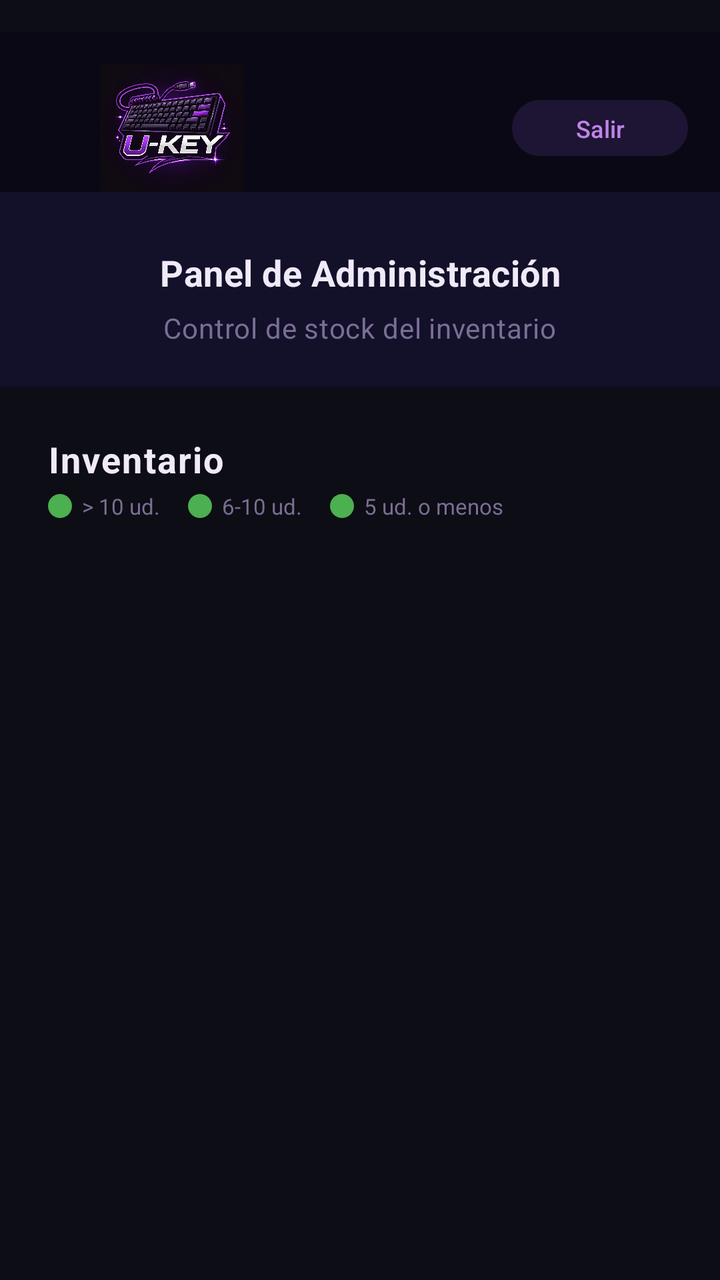
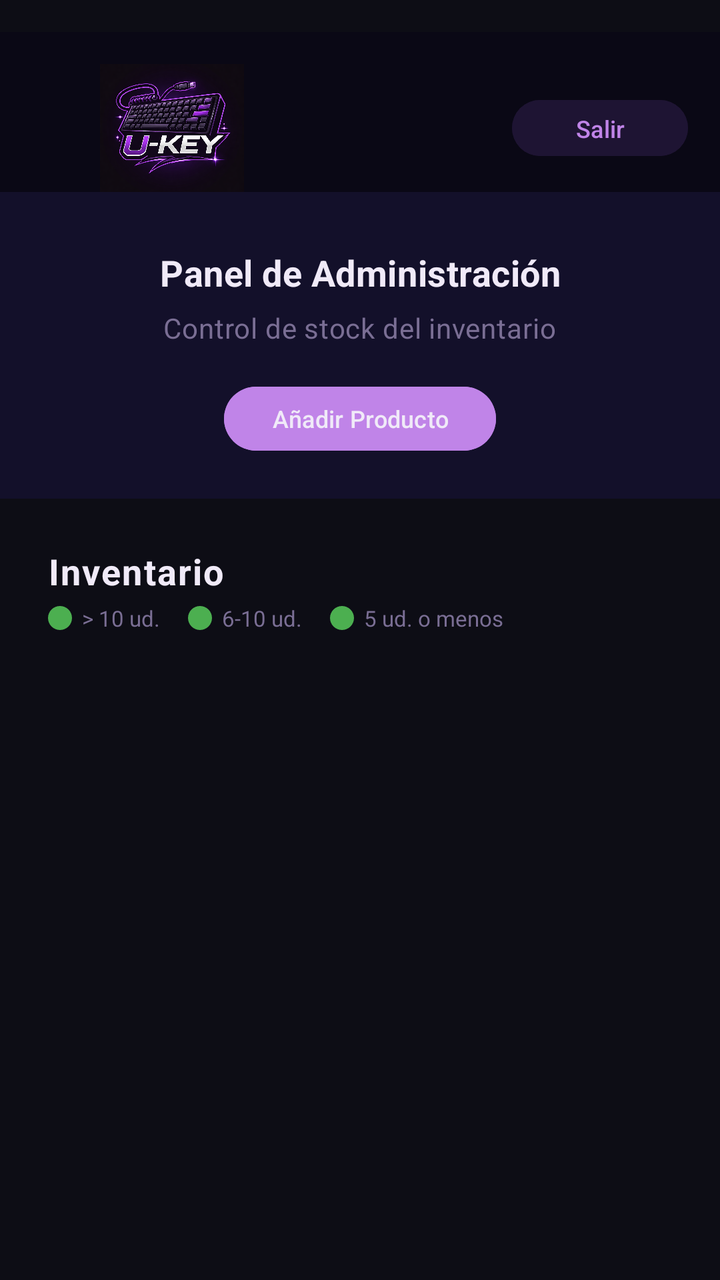

Before-and-after screenshots of an Android layout around one commit, followed by the original layout XML and the change that was made.
<!-- AndroidManifest.xml: activity theme Theme.LoginLayout -->
<!-- res/layout/activity_admin.xml -->
<?xml version="1.0" encoding="utf-8"?>
<LinearLayout
    xmlns:android="http://schemas.android.com/apk/res/android"
    xmlns:tools="http://schemas.android.com/tools"
    android:layout_width="match_parent"
    android:layout_height="match_parent"
    android:orientation="vertical"
    android:fitsSystemWindows="true"
    android:background="#0D0D15"
    tools:context=".AdminActivity">

    
    <LinearLayout
        android:layout_width="match_parent"
        android:layout_height="80dp"
        android:orientation="horizontal"
        android:gravity="center_vertical"
        android:paddingStart="16dp"
        android:paddingEnd="16dp"
        android:paddingTop="16dp"
        android:layout_marginTop="16dp"
        android:background="#0A0815">

        <ImageView
            android:layout_width="140dp"
            android:layout_height="72dp"
            android:src="@drawable/logo_ukey"
            android:contentDescription="Logo U-KEY" />

        <View
            android:layout_width="0dp"
            android:layout_height="0dp"
            android:layout_weight="1" />

        <Button
            android:id="@+id/btnBack"
            android:layout_width="wrap_content"
            android:layout_height="36dp"
            android:text="Salir"
            android:textSize="12sp"
            android:textColor="#C084E8"
            android:backgroundTint="#1E1433"
            android:stateListAnimator="@null" />

    </LinearLayout>

    
    <LinearLayout
        android:layout_width="match_parent"
        android:layout_height="wrap_content"
        android:orientation="vertical"
        android:gravity="center"
        android:paddingTop="28dp"
        android:paddingBottom="20dp"
        android:paddingStart="32dp"
        android:paddingEnd="32dp"
        android:background="#13102A">

        <TextView
            android:layout_width="wrap_content"
            android:layout_height="wrap_content"
            android:text="Panel de Administración"
            android:textColor="#F0EAF8"
            android:textSize="18sp"
            android:textStyle="bold"
            android:letterSpacing="0.01"
            android:gravity="center"
            android:maxLines="1" />

        <TextView
            android:layout_width="wrap_content"
            android:layout_height="wrap_content"
            android:text="Control de stock del inventario"
            android:textColor="#7A6E94"
            android:textSize="14sp"
            android:letterSpacing="0.02"
            android:layout_marginTop="6dp"
            android:gravity="center" />

    </LinearLayout>

    
    <TextView
        android:layout_width="wrap_content"
        android:layout_height="wrap_content"
        android:text="Inventario"
        android:textColor="#F0EAF8"
        android:textSize="18sp"
        android:textStyle="bold"
        android:letterSpacing="0.04"
        android:layout_marginStart="24dp"
        android:layout_marginTop="24dp"
        android:layout_marginBottom="4dp" />

    
    <LinearLayout
        android:layout_width="match_parent"
        android:layout_height="wrap_content"
        android:orientation="horizontal"
        android:gravity="center_vertical"
        android:paddingStart="24dp"
        android:paddingEnd="24dp"
        android:layout_marginBottom="4dp">

        <View
            android:id="@+id/legendVerde"
            android:layout_width="12dp"
            android:layout_height="12dp"
            android:background="@drawable/circle_priority" />

        <TextView
            android:layout_width="wrap_content"
            android:layout_height="wrap_content"
            android:text="&gt; 10 ud."
            android:textColor="#7A6E94"
            android:textSize="11sp"
            android:layout_marginStart="5dp"
            android:layout_marginEnd="14dp" />

        <View
            android:id="@+id/legendNaranja"
            android:layout_width="12dp"
            android:layout_height="12dp"
            android:background="@drawable/circle_priority" />

        <TextView
            android:layout_width="wrap_content"
            android:layout_height="wrap_content"
            android:text="6-10 ud."
            android:textColor="#7A6E94"
            android:textSize="11sp"
            android:layout_marginStart="5dp"
            android:layout_marginEnd="14dp" />

        <View
            android:id="@+id/legendRojo"
            android:layout_width="12dp"
            android:layout_height="12dp"
            android:background="@drawable/circle_priority" />

        <TextView
            android:layout_width="wrap_content"
            android:layout_height="wrap_content"
            android:text="5 ud. o menos"
            android:textColor="#7A6E94"
            android:textSize="11sp"
            android:layout_marginStart="5dp" />

    </LinearLayout>

    
    <androidx.recyclerview.widget.RecyclerView
        android:id="@+id/rvStock"
        android:layout_width="match_parent"
        android:layout_height="0dp"
        android:layout_weight="1"
        android:paddingHorizontal="8dp"
        android:paddingTop="4dp"
        android:paddingBottom="8dp"
        android:clipToPadding="false"
        tools:listitem="@layout/item_stock" />

</LinearLayout>
<!-- res/layout/item_stock.xml (included above) -->
<?xml version="1.0" encoding="utf-8"?>
<androidx.cardview.widget.CardView
    xmlns:android="http://schemas.android.com/apk/res/android"
    xmlns:app="http://schemas.android.com/apk/res-auto"
    android:layout_width="match_parent"
    android:layout_height="wrap_content"
    android:layout_marginHorizontal="8dp"
    android:layout_marginVertical="6dp"
    android:clickable="true"
    android:focusable="true"
    app:cardCornerRadius="20dp"
    app:cardElevation="0dp"
    app:cardBackgroundColor="@android:color/transparent">

    <LinearLayout
        android:layout_width="match_parent"
        android:layout_height="wrap_content"
        android:orientation="horizontal"
        android:padding="16dp"
        android:gravity="center_vertical"
        android:background="@drawable/bg_item_cart">

        
        <FrameLayout
            android:layout_width="64dp"
            android:layout_height="64dp"
            android:layout_marginEnd="14dp">

            <ImageView
                android:id="@+id/ivProducto"
                android:layout_width="64dp"
                android:layout_height="64dp"
                android:scaleType="centerCrop"
                android:background="#1E1433"
                android:padding="6dp"
                android:src="@drawable/ic_producto_placeholder" />

            <View
                android:id="@+id/viewPrioridad"
                android:layout_width="14dp"
                android:layout_height="14dp"
                android:background="@drawable/circle_priority"
                android:layout_gravity="top|end"
                android:layout_margin="3dp" />

        </FrameLayout>

        
        <LinearLayout
            android:layout_width="0dp"
            android:layout_height="wrap_content"
            android:layout_weight="1"
            android:orientation="vertical">

            <TextView
                android:id="@+id/tvNombreProducto"
                android:layout_width="match_parent"
                android:layout_height="wrap_content"
                android:text="Nombre"
                android:textColor="#F0EAF8"
                android:textSize="16sp"
                android:textStyle="bold"
                android:letterSpacing="0.02" />

            <TextView
                android:id="@+id/tvCategoria"
                android:layout_width="match_parent"
                android:layout_height="wrap_content"
                android:text="Categoría"
                android:textColor="#7A6E94"
                android:textSize="12sp"
                android:layout_marginTop="2dp" />

            <TextView
                android:id="@+id/tvStock"
                android:layout_width="match_parent"
                android:layout_height="wrap_content"
                android:text="Stock: 0 ud."
                android:textColor="#C084E8"
                android:textSize="14sp"
                android:textStyle="bold"
                android:layout_marginTop="6dp" />

        </LinearLayout>

        
        <EditText
            android:id="@+id/etStock"
            android:layout_width="64dp"
            android:layout_height="wrap_content"
            android:layout_marginStart="12dp"
            android:inputType="number"
            android:text="0"
            android:textColor="#C084E8"
            android:textSize="18sp"
            android:textStyle="bold"
            android:gravity="center"
            android:padding="8dp"
            android:background="@drawable/bg_item_cart"
            android:imeOptions="actionDone"
            android:singleLine="true"
            android:maxLength="4" />
    </LinearLayout>

</androidx.cardview.widget.CardView>
<!-- resources referenced by this layout -->
<resources>
  <!-- drawable bg_item_cart (drawable) -->
  <?xml version="1.0" encoding="utf-8"?>
  <shape xmlns:android="http://schemas.android.com/apk/res/android">
      <solid android:color="#16112B" />
      <corners android:radius="20dp" />
      <stroke android:width="1dp" android:color="#3A1F5C" />
  </shape>
  <!-- drawable circle_priority (drawable) -->
  <?xml version="1.0" encoding="utf-8"?>
  <shape xmlns:android="http://schemas.android.com/apk/res/android"
      android:shape="oval">
      <solid android:color="#4CAF50" />
  </shape>
  <!-- drawable ic_producto_placeholder (drawable) -->
  <?xml version="1.0" encoding="utf-8"?>
  <vector xmlns:android="http://schemas.android.com/apk/res/android"
      android:width="60dp"
      android:height="60dp"
      android:viewportWidth="24"
      android:viewportHeight="24">
      <path
          android:fillColor="#2A1F40"
          android:pathData="M0,0h24v24H0z"/>
      <path
          android:fillColor="#4A3F62"
          android:pathData="M21,19V5c0,-1.1 -0.9,-2 -2,-2H5c-1.1,0 -2,0.9 -2,2v14c0,1.1 0.9,2 2,2h14c1.1,0 2,-0.9 2,-2zM8.5,13.5l2.5,3.01L14.5,12l4.5,6H5l3.5,-4.5z"/>
  </vector>
  <!-- drawable logo_ukey: png bitmap (drawable, 758951 bytes) -->
  <style name="Theme.LoginLayout" parent="Theme.Material3.Dark.NoActionBar">
          <item name="colorPrimary">#A020F0</item>
          <item name="colorOnPrimary">#FFFFFF</item>
          <item name="colorSurface">#0D0D15</item>
          <item name="colorOnSurface">#FFFFFF</item>
          <item name="textInputStyle">@style/Widget.Material3.TextInputLayout.OutlinedBox</item>
      </style>
</resources>

<!-- the commit's change to res/layout/activity_admin.xml (unified diff, before → after) -->
@@ -76,6 +76,18 @@
             android:letterSpacing="0.02"
             android:layout_marginTop="6dp"
             android:gravity="center" />
+
+        <Button
+            android:id="@+id/btnAddProduct"
+            android:layout_width="wrap_content"
+            android:layout_height="40dp"
+            android:layout_marginTop="16dp"
+            android:text="Añadir Producto"
+            android:textSize="12sp"
+            android:textColor="#F0EAF8"
+            android:backgroundTint="#C084E8"
+            android:paddingHorizontal="24dp"
+            android:stateListAnimator="@null" />
 
     </LinearLayout>
 
@@ -264,6 +276,15 @@
             android:imeOptions="actionDone"
             android:singleLine="true"
             android:maxLength="4" />
+
+        <ImageButton
+            android:id="@+id/btnEliminarProducto"
+            android:layout_width="36dp"
+            android:layout_height="36dp"
+            android:layout_marginStart="8dp"
+            android:background="?attr/selectableItemBackgroundBorderless"
+            android:src="@android:drawable/ic_menu_delete"
+            app:tint="#F44336" />
     </LinearLayout>
 
 </androidx.cardview.widget.CardView>
